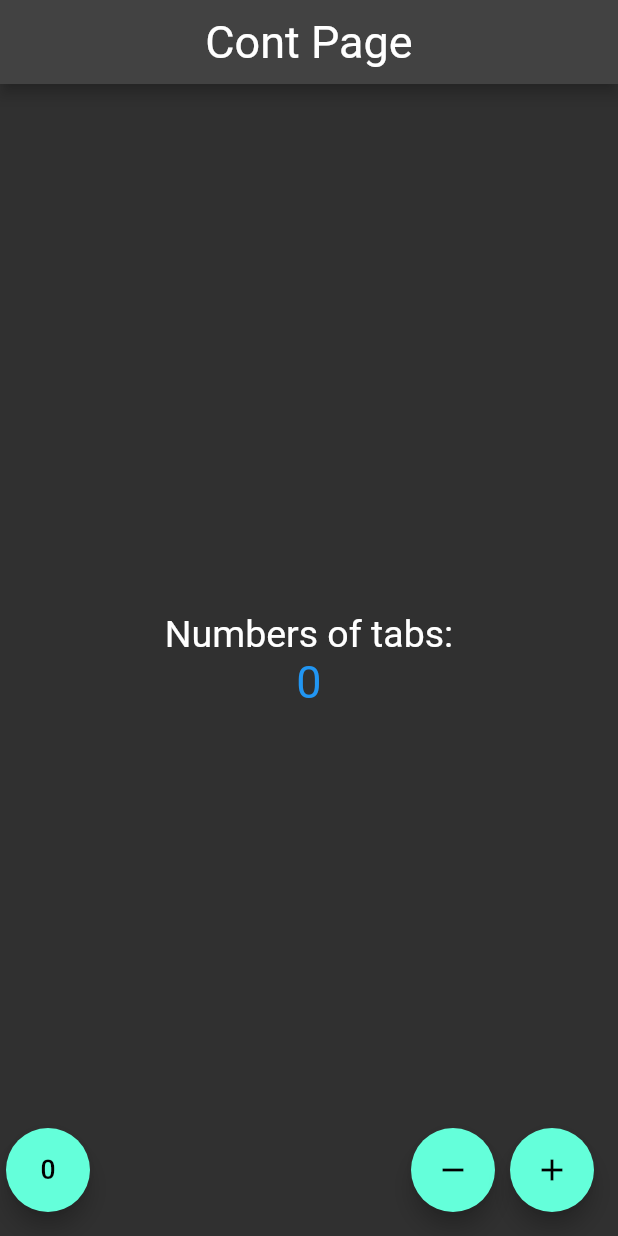
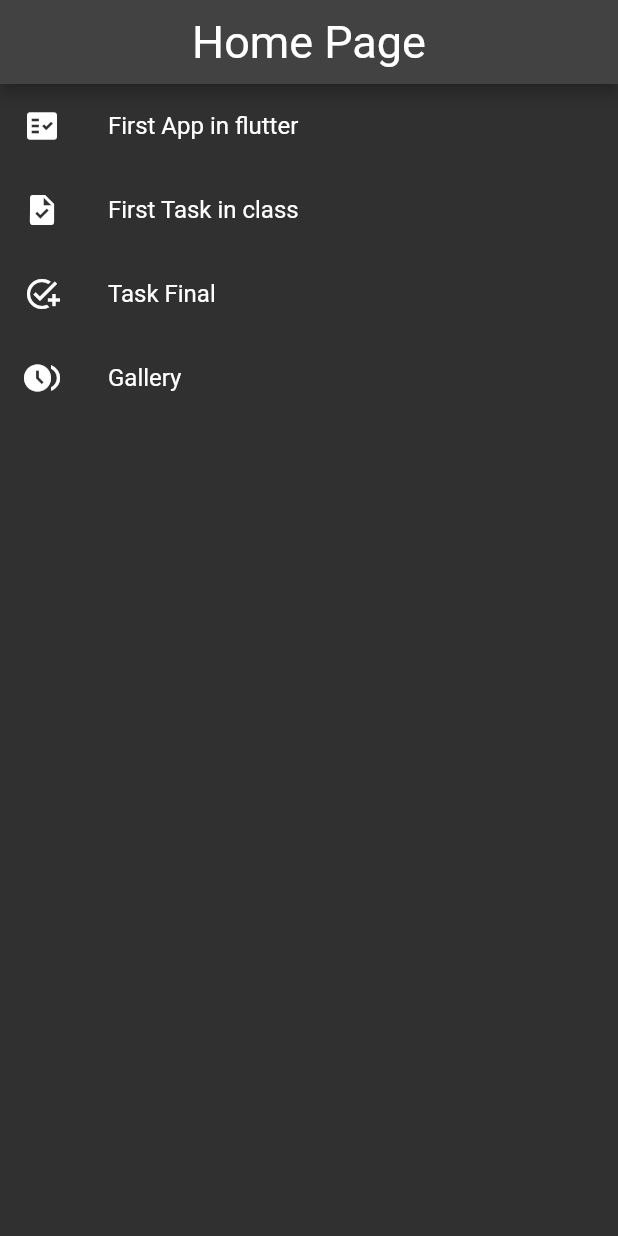
Before and after one commit to DeijoseDevelop/proyecto_flutter_LSV, a Flutter app: the screen it shows after launch, on a phone screen of 412 x 824 dp. Run offline on Flutter 3.47's test engine with Material 2 defaults, Android fonts, the phone set to English and light mode, and no system bars.

Commit message:
proyecto casi terminado, falta la galeria solamente

```diff
--- a/lib/src/app.dart
+++ b/lib/src/app.dart
@@ -1,7 +1,8 @@
 import 'package:flutter/material.dart';
 
 // my imports
-import 'package:final_project_of_mobile/src/pages/cont_page.dart';
+import 'package:final_project_of_mobile/src/routes/routes.dart';
+
 
 class MyApp extends StatelessWidget {
   const MyApp({Key? key}) : super(key: key);
@@ -10,10 +11,12 @@ class MyApp extends StatelessWidget {
   Widget build(BuildContext context) {
     return MaterialApp(
       debugShowCheckedModeBanner: false,
-      home: const Center(
-        child: ContPage(),
-      ),
+      /* home: const Center(
+        child: HomeView(),
+      ), */
       theme: ThemeData.dark(),
+      initialRoute: '/',
+      routes: getRoutes(),
     );
   }
 }
--- /dev/null
+++ b/lib/src/routes/routes.dart
@@ -0,0 +1,19 @@
+import 'package:flutter/material.dart';
+
+// pages
+import 'package:final_project_of_mobile/src/view/home_view.dart';
+import 'package:final_project_of_mobile/src/view/counter_view.dart';
+import 'package:final_project_of_mobile/src/view/count_screen.dart';
+import 'package:final_project_of_mobile/src/view/cont_page.dart';
+import 'package:final_project_of_mobile/src/view/gallery_view.dart';
+
+
+Map<String, WidgetBuilder> getRoutes(){
+  return <String, WidgetBuilder>{
+    '/': (BuildContext context) => const HomeView(),
+    '/app': (BuildContext context) => const ContPage(),
+    '/first': (BuildContext context) => const Counter(),
+    '/task': (BuildContext context) => const CountScreen(),
+    '/gallery': (BuildContext context) => const Gallery(),
+  };
+}
--- a/lib/src/pages/cont_page.dart
+++ b/lib/src/view/cont_page.dart
@@ -14,7 +14,7 @@ class _ContPageState extends State<ContPage> {
   Widget build(BuildContext context) {
     return Scaffold(
       appBar: AppBar(
-        title: const Text('Cont Page'),
+        title: const Text('First App in Flutter'),
         centerTitle: true,
         titleTextStyle: const TextStyle(fontSize: 30),
       ),
@@ -32,19 +32,24 @@ class _ContPageState extends State<ContPage> {
   }
 
   Widget _createButtons() {
-    return Row(mainAxisAlignment: MainAxisAlignment.end, children: <Widget>[
+    return Row(
+      mainAxisAlignment: MainAxisAlignment.end,
+      children: <Widget>[
       const SizedBox(width: 20),
       FloatingActionButton(
+        heroTag: 'btn1',
         onPressed: _zero,
         child: const Icon(Icons.exposure_zero),
       ),
       const Expanded(child: SizedBox(width: 5)),
       FloatingActionButton(
+        heroTag: 'btn2',
         onPressed: _remove,
         child: const Icon(Icons.remove),
       ),
       const SizedBox(width: 10),
       FloatingActionButton(
+        heroTag: 'btn3',
         onPressed: _add,
         child: const Icon(Icons.add),
       ),
--- /dev/null
+++ b/lib/src/view/home_view.dart
@@ -0,0 +1,44 @@
+import 'package:flutter/material.dart';
+
+class HomeView extends StatelessWidget {
+  const HomeView({Key? key}) : super(key: key);
+
+  @override
+  Widget build(BuildContext context) {
+    return Scaffold(
+      appBar: AppBar(
+        title: const Text('Home Page'),
+        centerTitle: true,
+        titleTextStyle: const TextStyle(fontSize: 30.0),
+      ),
+      body: _list(context),
+    );
+  }
+
+  Widget _list(BuildContext context){
+    return ListView(
+      children: <Widget>[
+        ListTile(
+          leading: const Icon(Icons.fact_check),
+          title: const Text('First App in flutter'),
+          onTap: () => Navigator.pushNamed(context, '/app'),
+        ),
+        ListTile(
+          leading: const Icon(Icons.task),
+          title: const Text('First Task in class'),
+          onTap: () => Navigator.pushNamed(context, '/first'),
+        ),
+        ListTile(
+          leading: const Icon(Icons.add_task),
+          title: const Text('Task Final'),
+          onTap: () => Navigator.pushNamed(context, '/task'),
+        ),
+        ListTile(
+          leading: const Icon(Icons.browse_gallery),
+          title: const Text('Gallery'),
+          onTap: () => Navigator.pushNamed(context, '/gallery'),
+        ),
+      ],
+    );
+  }
+}
--- a/pubspec.yaml
+++ b/pubspec.yaml
@@ -58,8 +58,8 @@ flutter:
   uses-material-design: true
 
   # To add assets to your application, add an assets section, like this:
-  # assets:
-  #   - images/a_dot_burr.jpeg
+  assets:
+      - assets/
   #   - images/a_dot_ham.jpeg
 
   # An image asset can refer to one or more resolution-specific "variants", see
```
Also changed, not shown: lib/src/view/count_screen.dart (added, +82 -0 lines), lib/src/view/counter_view.dart (added, +39 -0 lines), lib/src/view/gallery_view.dart (added, +61 -0 lines), assets/jar-loading.gif (added), assets/pexels-christina-morillo-1181271.jpg (added), assets/pexels-mike-1192057(1).jpg (added), assets/pexels-nitin-dhumal-46710.jpg (added), assets/pexels-pixabay-36744.jpg (added), assets/pexels-pixabay-417173.jpg (added), 1 other file.
